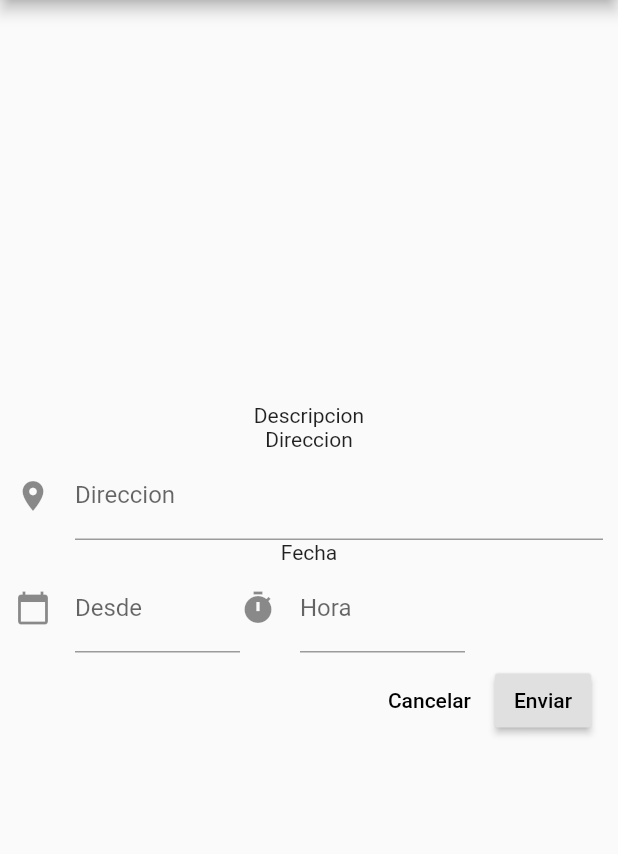
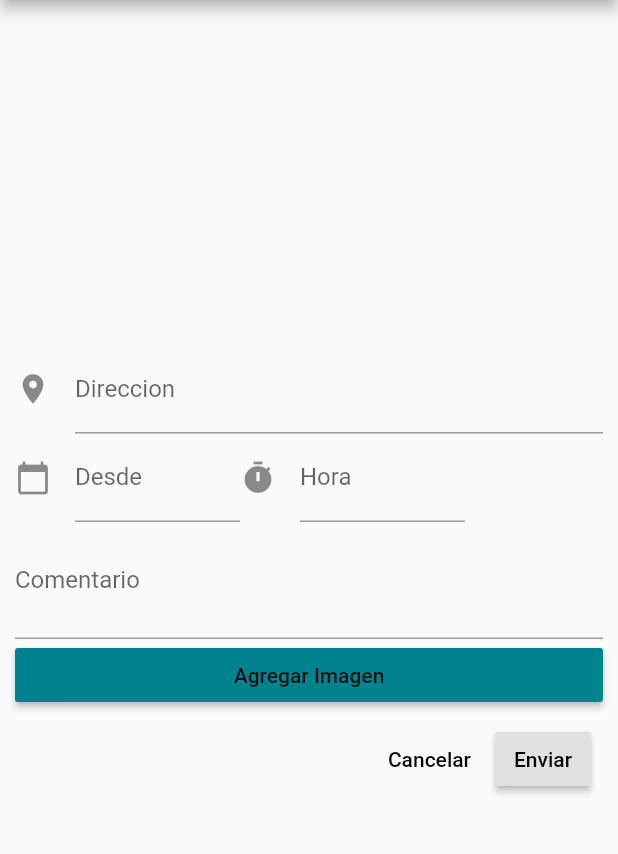
Before and after one commit to Thitsugaya1/tecnologiasMoviles, a Flutter app: the NewTicketForm screen opened directly with empty values, on a phone screen of 412 x 824 dp, the part 84-938 px from its top. Run offline on Flutter 3.47's test engine with Material 2 defaults, Android fonts, the phone set to English and light mode, and no system bars; our stand-ins replace geolocator; accounts and stored records are empty; project files that could hold a hidden picture were left out.

Commit message:
Updated Form

```diff
--- a/flutterApp/lib/ui/user/NewTicketForm.dart
+++ b/flutterApp/lib/ui/user/NewTicketForm.dart
@@ -26,14 +26,14 @@ class _NewTicketFormState extends State<NewTicketForm> {
 
   final initialDateController = TextEditingController();
   final initialTimeOfDayController = TextEditingController();
-  final endDateController =  TextEditingController();
+  final endDateController = TextEditingController();
   final endTimeOfDayController = TextEditingController();
   final directionTextController = TextEditingController();
 
-  String dateText(DateTime date){
-    if(date != null){
+  String dateText(DateTime date) {
+    if (date != null) {
       return date.month.toString() + "/" + date.day.toString();
-    }else{
+    } else {
       return "MM/DD";
     }
   }
@@ -41,103 +41,70 @@ class _NewTicketFormState extends State<NewTicketForm> {
   @override
   Widget build(BuildContext context) {
     return Scaffold(
-      appBar: AppBar(
-        title: Text('Pedir Ticket')
-      ),
+      appBar: AppBar(title: Text('Pedir Ticket')),
       body: Center(
-        child: SingleChildScrollView( child: _pedirTicketForm(context)),
+        child: SingleChildScrollView(child: _pedirTicketForm(context)),
       ),
     );
   }
 
-  Widget _pedirTicketForm(BuildContext context){
+  Widget _pedirTicketForm(BuildContext context) {
     return Container(
       margin: EdgeInsets.all(10),
-      child: Column(
-        mainAxisSize: MainAxisSize.min,
-        children: <Widget>[
-          Text('Descripcion'),
-          /* TextFormField(
-            decoration: InputDecoration(
-                icon: Icon(Icons.person),
-                hintText: "Email",
-                labelText: "Email",
-                ),
-                autofocus: true,
-            controller: null,
-          ),
-          TextFormField(
-            decoration: InputDecoration(
-              icon: Icon(Icons.person),
-              hintText: "Nombre",
-              labelText: "Nombre"
-            )
-          ),
-          TextFormField(
-            decoration: InputDecoration(
-              icon: Icon(Icons.person),
-              hintText: "Apellido",
-              labelText: "Apellido"
-            )
-          ), */
-          Text('Direccion'),
+      child: Column(mainAxisSize: MainAxisSize.min, children: <Widget>[
         TextFormField(
           decoration: InputDecoration(
               icon: Icon(Icons.place),
               hintText: "Direccion",
-              labelText: "Direccion"
-            ),
+              labelText: "Direccion"),
           onTap: getGeo,
           controller: directionTextController,
         ),
-          Text('Fecha'),
-          seleccionDateTimeDesde(initialDateController,
-           initialDate,
-           initialTimeOfDayController,
-           initialTimeOfDay,
-           "Desde",
-           "Desde"),
-         /*  seleccionDateTimeDesde(
-            endDateController,
-            endDate,
-            endTimeOfDayController,
-            endTimeOfDay,
-            "Hasta",
-            "Hasta"), */
-          ButtonBar(
-            children: <Widget>[
-              FlatButton(
-                onPressed: goBack,
-                child: Text('Cancelar')
+        seleccionDateTimeDesde(initialDateController, initialDate,
+            initialTimeOfDayController, initialTimeOfDay, "Desde", "Desde"),
+        TextFormField(
+          decoration: InputDecoration(labelText: "Comentario"),
+          keyboardType: TextInputType.multiline,
+          maxLines: null,
+          minLines: 2,
         ),
-              RaisedButton(
-                onPressed: enviar,
-                child: Text('Enviar')
+        Row(children: [
+          Expanded(
+            child: RaisedButton(
+              onPressed: openAgregarImageDialog,
+              color: Theme.of(context).primaryColor,
+              child: Container(
+                child:Text("Agregar Imagen"),
               )
-            ]
             )
-        ]
-      ) ,
+          )
+        ]),
+        ButtonBar(children: <Widget>[
+          FlatButton(onPressed: goBack, child: Text('Cancelar')),
+          RaisedButton(onPressed: enviar, child: Text('Enviar'))
+        ])
+      ]),
     );
   }
 
-  Future<void> checkDateDate(DateTime date, TextEditingController controller) async {
+  void openAgregarImageDialog() {}
+
+  Future<void> checkDateDate(
+      DateTime date, TextEditingController controller) async {
     final result = await openDataPicker();
-    if( result != null){
+    if (result != null) {
       setState(() {
         date = result;
-        controller.value = controller.value.copyWith(
-          text: dateText(date)
-        );
+        controller.value = controller.value.copyWith(text: dateText(date));
       });
     }
   }
 
-  void goBack(){
+  void goBack() {
     Navigator.pop(context);
   }
 
-  Future<void> enviar() async{
+  Future<void> enviar() async {
     raiseLoadingModal();
     assert(initialTimeOfDay != null);
     var ticket = Ticket();
@@ -151,26 +118,30 @@ class _NewTicketFormState extends State<NewTicketForm> {
     //Navigator.pop(context);
   }
 
-  Future<DateTime> openDataPicker() async{
+  Future<DateTime> openDataPicker() async {
     return showDatePicker(
         context: context,
         initialDate: DateTime.now(),
         firstDate: DateTime.now(),
-      lastDate: DateTime.utc(2055,2,20),
-      initialDatePickerMode: DatePickerMode.day
-      );
+        lastDate: DateTime.utc(2055, 2, 20),
+        initialDatePickerMode: DatePickerMode.day);
   }
 
-  Future<TimeOfDay> openHourPicker() async{
-    return showTimePicker(context: context, initialTime: TimeOfDay(hour: 12, minute: 0));
+  Future<TimeOfDay> openHourPicker() async {
+    return showTimePicker(
+        context: context, initialTime: TimeOfDay(hour: 12, minute: 0));
   }
 
-  Future<void> checkHour(TimeOfDay timeOfDay, TextEditingController controller) async{
+  Future<void> checkHour(
+      TimeOfDay timeOfDay, TextEditingController controller) async {
     final result = await openHourPicker();
-    if(result != null){
-      setState((){
-        timeOfDay = timeOfDay.replacing(hour: result.hour, minute: result.minute);
-        controller.value = controller.value.copyWith(text: timeOfDay.hour.toString() + ":" + timeOfDay.minute.toString());
+    if (result != null) {
+      setState(() {
+        timeOfDay =
+            timeOfDay.replacing(hour: result.hour, minute: result.minute);
+        controller.value = controller.value.copyWith(
+            text:
+                timeOfDay.hour.toString() + ":" + timeOfDay.minute.toString());
       });
     }
   }
@@ -182,7 +153,7 @@ class _NewTicketFormState extends State<NewTicketForm> {
     TimeOfDay timeOfDay,
     String hintText,
     String labelText,
-    ){
+  ) {
     return Row(
       children: <Widget>[
         Container(
@@ -193,9 +164,10 @@ class _NewTicketFormState extends State<NewTicketForm> {
             decoration: InputDecoration(
                 icon: Icon(Icons.calendar_today),
                 hintText: hintText,
-              labelText: labelText
-            ),
-            onTap: () { checkDateDate(dateTime, datecontroller);},
+                labelText: labelText),
+            onTap: () {
+              checkDateDate(dateTime, datecontroller);
+            },
             controller: datecontroller,
           ),
         ),
@@ -204,29 +176,29 @@ class _NewTicketFormState extends State<NewTicketForm> {
             maxWidth: 150,
           ),
           child: TextFormField(
-            onTap: (){ checkHour(timeOfDay, hourController);},
+              onTap: () {
+                checkHour(timeOfDay, hourController);
+              },
               controller: hourController,
               decoration: InputDecoration(
                 hintText: "Hora",
                 labelText: "Hora",
                 icon: Icon(Icons.timer),
-            )
-          ),
+              )),
         )
       ],
     );
   }
 
-  void raiseLoadingModal(){
+  void raiseLoadingModal() {
     showDialog(
         context: context,
         builder: (BuildContext context) {
           return Utilities.loadingAlert();
-      }
-      );
+        });
   }
 
-  void raiseSuccessModal(){
+  void raiseSuccessModal() {
     showDialog(
       context: context,
       builder: (context) => Utilities.successAlert(() {
@@ -237,18 +209,20 @@ class _NewTicketFormState extends State<NewTicketForm> {
     );
   }
 
-
-
   Future<void> getGeo() async {
     GPSLocation loc = GPSLocation();
     raiseLoadingModal();
     try {
       var geo = Geolocator();
-      var q = await geo.getCurrentPosition(desiredAccuracy: LocationAccuracy.best);
+      var q =
+          await geo.getCurrentPosition(desiredAccuracy: LocationAccuracy.best);
       print(q);
       loc.longitud = q.longitude;
       loc.latitud = q.latitude;
-      loc.direccion = 'Placeholder: ' + loc.longitud.toString() + " " + loc.latitud.toString();
+      loc.direccion = 'Placeholder: ' +
+          loc.longitud.toString() +
+          " " +
+          loc.latitud.toString();
     } catch (e) {
       print(e);
       loc.latitud = 0;
@@ -257,6 +231,7 @@ class _NewTicketFormState extends State<NewTicketForm> {
     }
     location = loc;
     Navigator.pop(context);
-    directionTextController.value = directionTextController.value.copyWith(text: loc.direccion);
+    directionTextController.value =
+        directionTextController.value.copyWith(text: loc.direccion);
   }
 }
```
Lines whose indentation alone changed are shown as unchanged.
